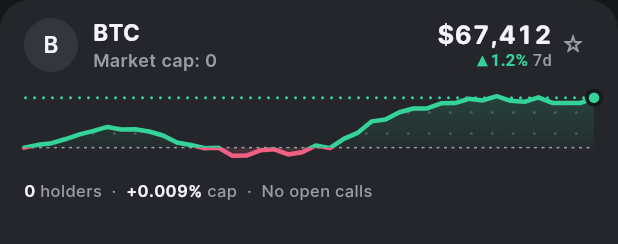
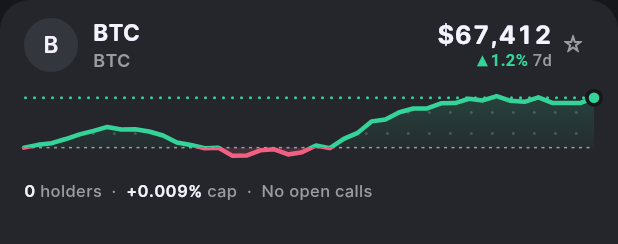
Before and after one commit to VistaMarkets/VistaColosseum, a Flutter app: the TraderMarketCard widget shown alone on an empty page, opened directly with sample values from the repository, on a phone screen of 412 x 824 dp. Shown: the top 244 px of the screen. Run offline on Flutter 3.47's test engine with Material 3 defaults, Android fonts, the phone set to English and light mode, and no system bars; our stand-ins replace flutter_svg; project files that could hold a hidden picture were left out.

Commit message:
Explore Traders: ticker as the card title, handle underneath
Each trader market card leads with its ticker (MAYA, REAL, LUNQ…) and
shows the trader's handle where the market cap line was; cap stays in
the stats line. Search also matches tickers.

Co-Authored-By: Claude Opus 5.5 <noreply@anthropic.com>

```diff
--- a/app/lib/features/markets/markets_mock.dart
+++ b/app/lib/features/markets/markets_mock.dart
@@ -42,16 +42,18 @@ class MarketItem {
 /// Mock content from Figma 185:110 (Assets) and 222:110 (Traders).
 /// Simulated; not market data.
 abstract final class MarketsMock {
-  /// Holders and avatar colour for the trader market cards (Figma 546:300).
-  static const traderCards = <String, ({int holders, int avatar})>{
-    'maya.eth': (holders: 214, avatar: 0xFF3A3550),
-    '0xreal': (holders: 640, avatar: 0xFF2B4A3F),
-    'lunaq': (holders: 388, avatar: 0xFF4A3B2B),
-    'deltaone': (holders: 1180, avatar: 0xFF2B3D4A),
-    'kestrel': (holders: 132, avatar: 0xFF333333),
-    'kilo.sol': (holders: 96, avatar: 0xFF4A2B36),
-    'nara': (holders: 58, avatar: 0xFF33363D),
-  };
+  /// Ticker, holders and avatar colour for the trader market cards (Figma
+  /// 546:300). maya.eth's ticker matches the one picked in Make a market.
+  static const traderCards =
+      <String, ({String symbol, int holders, int avatar})>{
+        'maya.eth': (symbol: 'MAYA', holders: 214, avatar: 0xFF3A3550),
+        '0xreal': (symbol: 'REAL', holders: 640, avatar: 0xFF2B4A3F),
+        'lunaq': (symbol: 'LUNQ', holders: 388, avatar: 0xFF4A3B2B),
+        'deltaone': (symbol: 'DELTA', holders: 1180, avatar: 0xFF2B3D4A),
+        'kestrel': (symbol: 'KSTRL', holders: 132, avatar: 0xFF333333),
+        'kilo.sol': (symbol: 'KILO', holders: 96, avatar: 0xFF4A2B36),
+        'nara': (symbol: 'NARA', holders: 58, avatar: 0xFF33363D),
+      };
 
   static const assetSorts = ['Volume', 'Change', 'Funding'];
   static const traderSorts = ['Market cap', 'Change', 'Open calls', 'New'];
--- a/app/lib/features/markets/markets_screen.dart
+++ b/app/lib/features/markets/markets_screen.dart
@@ -76,7 +76,17 @@ class _MarketsScreenState extends State<MarketsScreen> {
   List<MarketItem> _sorted() {
     final key = _sorts[_sort[_tab]];
     final q = _query.toLowerCase();
-    final list = _all.where((m) => m.name.toLowerCase().contains(q)).toList();
+    // Trader markets also match their ticker ("maya" or "MAYA").
+    final list = _all
+        .where(
+          (m) =>
+              m.name.toLowerCase().contains(q) ||
+              (MarketsMock.traderCards[m.id]?.symbol.toLowerCase().contains(
+                    q,
+                  ) ??
+                  false),
+        )
+        .toList();
     // Items without a value for this chip (e.g. "New") keep designed order.
     if (list.every((m) => m.sortValues.containsKey(key))) {
       list.sort((a, b) => b.sortValues[key]!.compareTo(a.sortValues[key]!));
--- a/app/lib/features/markets/trader_market_card.dart
+++ b/app/lib/features/markets/trader_market_card.dart
@@ -8,7 +8,7 @@ import '../portfolio/series_chart.dart';
 import 'markets_mock.dart';
 
 /// A trader market in the Traders list (Figma 546:300, compacted): avatar,
-/// name and market cap, live price with its 7-day change, favourite star;
+/// ticker over the trader's handle, live price with its 7-day change, favourite star;
 /// the week as a short chart in the app's line style; then holders, market
 /// cap and open calls on one line.
 /// Simulated history; not market data.
@@ -30,22 +30,10 @@ class TraderMarketCard extends StatelessWidget {
 
   String get name => market.name;
 
-  /// "26,100,000" from a cap in millions.
-  static String _grouped(double millions) {
-    final digits = (millions * 1000000).round().toString();
-    final out = StringBuffer();
-    for (var i = 0; i < digits.length; i++) {
-      if (i > 0 && (digits.length - i) % 3 == 0) out.write(',');
-      out.write(digits[i]);
-    }
-    return out.toString();
-  }
-
   @override
   Widget build(BuildContext context) {
     final m = market;
     final card = MarketsMock.traderCards[m.id];
-    final capM = m.sortValues['Market cap'] ?? 0;
     final open = m.sortValues['Open calls']?.toInt() ?? 0;
     final base = MarketPrices.base(m.id);
     final history = bridgeSeries(
@@ -66,7 +54,7 @@ class TraderMarketCard extends StatelessWidget {
         return Semantics(
           button: true,
           label:
-              '${m.name}, ${MarketPrices.format(price, compact: true)}, '
+              '${card?.symbol ?? m.name}, ${m.name}, ${MarketPrices.format(price, compact: true)}, '
               '${vistaChangeLabel(m.changePct)} over 7 days',
           child: VistaPressable(
             scale: 0.98,
@@ -112,7 +100,7 @@ class TraderMarketCard extends StatelessWidget {
                             crossAxisAlignment: CrossAxisAlignment.start,
                             children: [
                               Text(
-                                m.name,
+                                card?.symbol ?? m.name,
                                 style: VistaType.subhead.copyWith(
                                   fontWeight: FontWeight.w700,
                                 ),
@@ -120,17 +108,13 @@ class TraderMarketCard extends StatelessWidget {
                                 overflow: TextOverflow.ellipsis,
                               ),
                               const SizedBox(height: 1),
-                              // Shrinks a little before it would cut off on small phones.
-                              FittedBox(
-                                fit: BoxFit.scaleDown,
-                                alignment: Alignment.centerLeft,
-                                child: Text(
-                                  'Market cap: ${_grouped(capM)}',
-                                  style: VistaType.chip.copyWith(
-                                    color: VistaColors.textMuted,
-                                  ),
-                                  maxLines: 1,
+                              Text(
+                                m.name,
+                                style: VistaType.chip.copyWith(
+                                  color: VistaColors.textMuted,
                                 ),
+                                maxLines: 1,
+                                overflow: TextOverflow.ellipsis,
                               ),
                             ],
                           ),
```
Also changed, not shown: 1 other file.
